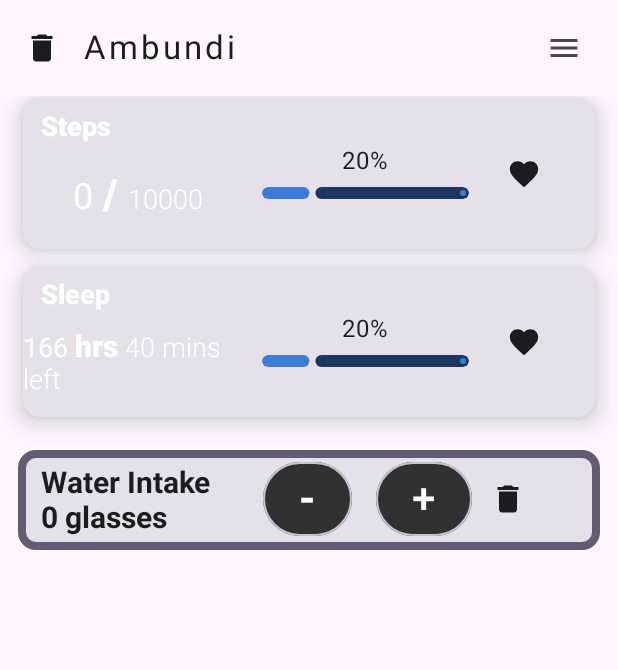
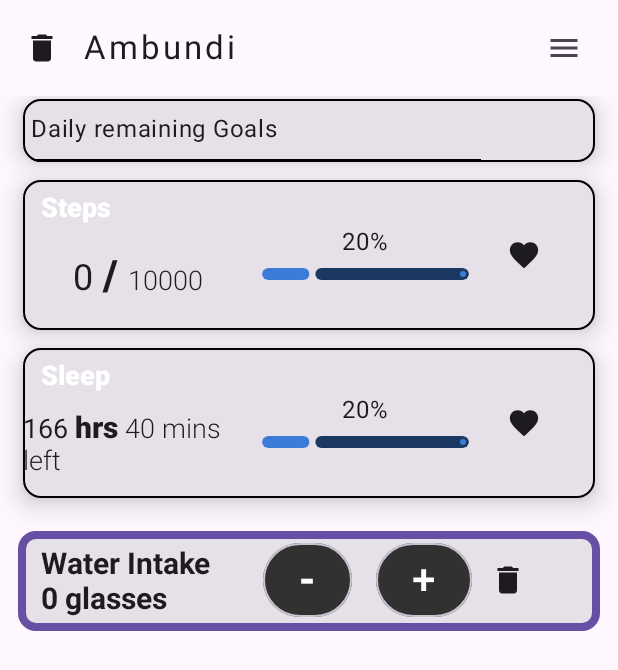
Before and after one commit to Dunkaburk/DAT257-G7, an Android app built with Jetpack Compose: the @Preview function Dashboard, on a phone screen of 412 x 824 dp. Shown: the top 670 px of the screen. Run offline under Robolectric (Android 15) with nearby library versions, the phone set to English and light mode, and no system bars.

Commit message:
Added initial Daily goals panel

```diff
--- a/app/src/main/AndroidManifest.xml
+++ b/app/src/main/AndroidManifest.xml
@@ -1,6 +1,7 @@
 <?xml version="1.0" encoding="utf-8"?>
 <manifest xmlns:android="http://schemas.android.com/apk/res/android"
     xmlns:tools="http://schemas.android.com/tools">
+    <uses-permission android:name="android.permission.ACTIVITY_RECOGNITION"/>
 
     <application
         android:allowBackup="true"
--- a/app/src/main/java/com/example/group7/View/Dashboard.kt
+++ b/app/src/main/java/com/example/group7/View/Dashboard.kt
@@ -4,6 +4,7 @@ package com.example.group7.View
 //import androidx.navigation.NavController
 import androidx.compose.foundation.BorderStroke
 import androidx.compose.animation.core.animateFloatAsState
+import androidx.compose.foundation.background
 import androidx.compose.foundation.layout.*
 import androidx.compose.foundation.lazy.LazyColumn
 import androidx.compose.foundation.shape.RoundedCornerShape
@@ -23,8 +24,8 @@ import androidx.compose.material3.MaterialTheme
 import androidx.compose.material3.Text
 import androidx.compose.material3.SmallTopAppBar
 import androidx.compose.ui.draw.clip
-import androidx.compose.ui.graphics.BlendMode.Companion.Color
 import androidx.compose.ui.input.nestedscroll.nestedScroll
+import androidx.compose.ui.res.painterResource
 import androidx.compose.ui.text.font.FontWeight
 import androidx.compose.ui.text.SpanStyle
 import androidx.compose.ui.text.buildAnnotatedString
@@ -33,6 +34,7 @@ import androidx.compose.ui.text.style.TextOverflow
 import androidx.compose.ui.tooling.preview.Preview
 import androidx.compose.ui.text.withStyle
 import androidx.compose.ui.unit.sp
+import com.example.group7.R
 
 @Composable
 @Preview
@@ -91,10 +93,10 @@ fun DashboardContent(/*navController: NavController*/) {
                 contentPadding = innerPadding,
                 verticalArrangement = Arrangement.spacedBy(8.dp)
             ) {
-
+                item { DailyGoalsCard() }
                 item { ProgressCard("Steps",progress, { StepsProgress(stepsProgress = stepCount, stepsGoal = stepsGoal) }) }
                 item { ProgressCard("Sleep",progress, { SleepProgress(sleepProgress = stepCount, sleepGoal = stepsGoal) }) }
-                item { WaterIntakePanel()}
+                item { WaterIntakePanel() }
             }
         }
     )
@@ -106,7 +108,7 @@ fun WaterIntakePanel() {
     val paddingModifier = Modifier.padding(12.dp)
     var waterCount by remember { mutableStateOf(0) }
     Card(
-        border = BorderStroke(5.dp, MaterialTheme.colorScheme.secondary),
+        border = BorderStroke(5.dp, MaterialTheme.colorScheme.primary),
         modifier = paddingModifier.fillMaxWidth()
     ) {
         Row(
@@ -150,7 +152,9 @@ fun WaterIntakePanel() {
                     Text(text = "+", fontSize = 28.sp)
                 }
                 Icon(
-                    modifier = Modifier.size(28.dp).padding(start = 4.dp),
+                    modifier = Modifier
+                        .size(28.dp)
+                        .padding(start = 4.dp),
                     imageVector = Icons.Filled.Delete, // TODO INSERT WATER ICON
                     contentDescription = "Glass of water"
                 )
@@ -159,15 +163,6 @@ fun WaterIntakePanel() {
     }
 }
 
-
-@OptIn(ExperimentalMaterial3Api::class)
-@Composable
-fun SleepPanel() {
-}
-
-fun DailyStepsPanel() {
-
-}
 
 @OptIn(ExperimentalMaterial3Api::class)
 @Composable
@@ -192,7 +187,8 @@ fun ProgressCard(title : String, progressPercentage : Float, Progress: @Composab
             .padding(top = 2.dp, bottom = 2.dp, start = 15.dp, end = 15.dp)
             .clickable { /* TODO Navigate to chosen screen */ },
         elevation = CardDefaults.cardElevation(
-            defaultElevation = 10.dp)
+            defaultElevation = 10.dp),
+        border = BorderStroke(1.dp, Color(0xFF000000)),
     ) {
         Row(modifier = Modifier.height(100.dp), verticalAlignment = Alignment.CenterVertically) {
             Row(
@@ -255,6 +251,60 @@ fun ProgressCard(title : String, progressPercentage : Float, Progress: @Composab
         }
 
     }
+
+@OptIn(ExperimentalMaterial3Api::class)
+@Composable
+fun DailyGoalsCard(){
+    Card(
+        modifier = Modifier
+            .fillMaxWidth()
+            .padding(top = 2.dp, bottom = 2.dp, start = 15.dp, end = 15.dp)
+            .clickable { /* TODO Navigate to chosen screen */ },
+        elevation = CardDefaults.cardElevation(
+            defaultElevation = 10.dp),
+        border = BorderStroke(1.dp, Color(0xFF000000)),
+    )
+    {
+        Row(modifier = Modifier.height(40.dp), verticalAlignment = Alignment.CenterVertically, horizontalArrangement = Arrangement.Center)
+        {
+            Text(text = "Daily remaining Goals", style = MaterialTheme.typography.bodyLarge, modifier = Modifier.padding(5.dp).align(Alignment.CenterVertically))
+        }
+        Divider(color = Color(0xFF000000), thickness = 2.dp, modifier = Modifier.fillMaxWidth(0.8f))
+        /*Row(modifier = Modifier.height(40.dp), verticalAlignment = Alignment.CenterVertically, horizontalArrangement = Arrangement.Center)
+        {
+            Text(
+                buildAnnotatedString {
+                    withStyle(
+                        style = SpanStyle(
+                            color = Color(0xFF3B7CD9),
+                            fontSize = 20.sp,
+                            fontWeight = FontWeight.Bold
+                        )
+                    ) {
+                        append("DRINK")
+                    }
+                }
+            )
+            Box(
+                modifier = Modifier
+                    .background(shape = RoundedCornerShape(16.dp), color = Color(0xFF000000))
+                    .padding(16.dp)
+            ) {
+                Text(
+                    "2",
+                    fontSize = 16.sp
+                )
+            }
+            //val logo: Painter = painterResource(R.drawable.ambundi_logo)
+            Text(text = "GLASSES", style = MaterialTheme.typography.bodyLarge, modifier = Modifier.padding(5.dp))
+            Icon(painter = painterResource(R.drawable.ic_launcher_background), contentDescription = "Botuh of watuh", modifier = Modifier.size(28.dp).align(Alignment.CenterVertically))
+        }*/
+
+
+
+    }
+}
+
 
 
 @Composable
@@ -319,15 +369,15 @@ fun StepsProgress(stepsProgress : Int, stepsGoal : Int) {
     {
         Text(
             buildAnnotatedString {
-                withStyle(style = SpanStyle(fontWeight = FontWeight.W400, color = Color(0xFFFFFFFF), fontSize = 24.sp)
+                withStyle(style = SpanStyle(fontWeight = FontWeight.W400, fontSize = 24.sp)
                 ) {
                     append(steps.toString())
                 }
-                withStyle(style = SpanStyle(fontWeight = FontWeight.W900, color = Color(0xFFFFFFFF), fontSize = 28.sp)
+                withStyle(style = SpanStyle(fontWeight = FontWeight.W900, fontSize = 28.sp)
                 ) {
                     append(" / ")
                 }
-                withStyle(style = SpanStyle(fontWeight = FontWeight.W300, color = Color(0xFFFFFFFF), fontSize = 18.sp)
+                withStyle(style = SpanStyle(fontWeight = FontWeight.W300, fontSize = 18.sp)
                 ) {
                     append(stepsGoal.toString())
                 }
@@ -348,19 +398,19 @@ fun SleepProgress(sleepProgress : Int, sleepGoal : Int) {
     {
         Text(
             buildAnnotatedString {
-                withStyle(style = SpanStyle(fontWeight = FontWeight.W400, color = Color(0xFFFFFFFF), fontSize = 18.sp)
+                withStyle(style = SpanStyle(fontWeight = FontWeight.W400, fontSize = 18.sp)
                 ) {
                     append(remainingHours.toString())
                 }
-                withStyle(style = SpanStyle(fontWeight = FontWeight.W900, color = Color(0xFFFFFFFF), fontSize = 20.sp)
+                withStyle(style = SpanStyle(fontWeight = FontWeight.W900, fontSize = 20.sp)
                 ) {
                     append(" hrs ")
                 }
-                withStyle(style = SpanStyle(fontWeight = FontWeight.W300, color = Color(0xFFFFFFFF), fontSize = 18.sp)
+                withStyle(style = SpanStyle(fontWeight = FontWeight.W300, fontSize = 18.sp)
                 ) {
                     append(remainingMinutes.toString())
                 }
-                withStyle(style = SpanStyle(fontWeight = FontWeight.W300, color = Color(0xFFFFFFFF), fontSize = 18.sp)
+                withStyle(style = SpanStyle(fontWeight = FontWeight.W300, fontSize = 18.sp)
                 ) {
                     append(" mins left")
                 }
```
